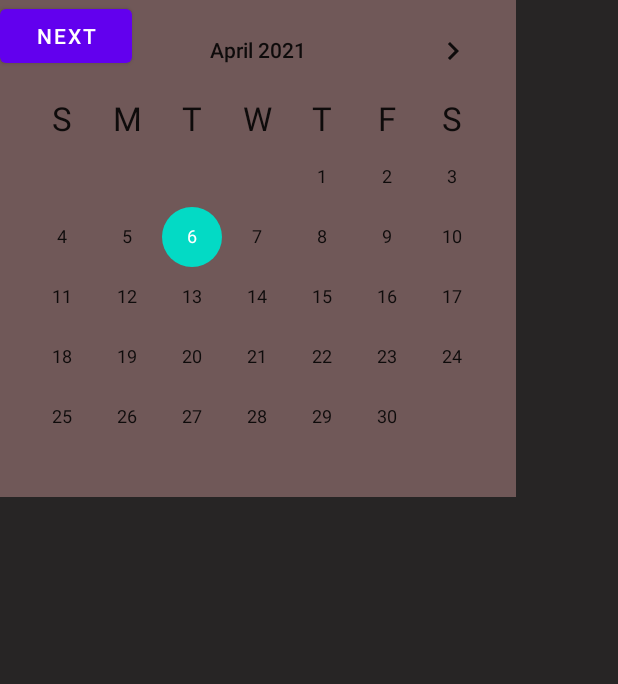
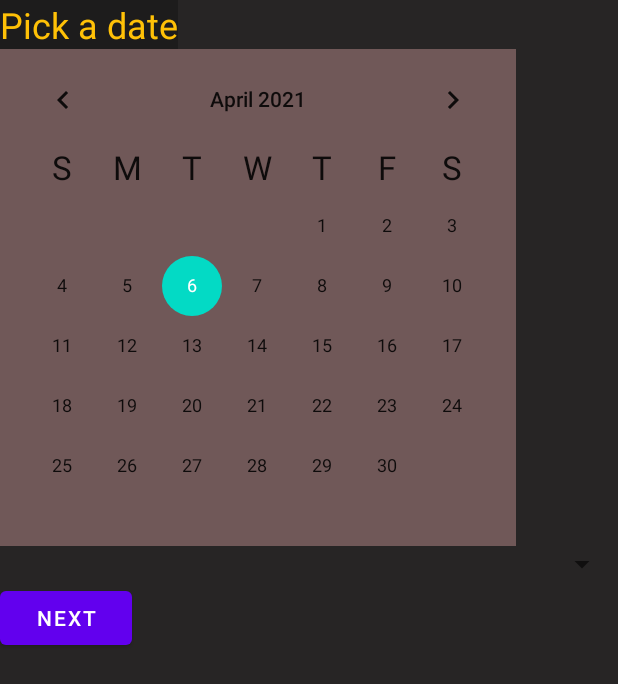
Before and after one commit to jiajack001/CNIT425_BlackBoardReborn, an Android app: the layout sign_up_page.xml on its own in the app's theme, with its tools: preview values and no code run, on a phone screen of 412 x 824 dp. Shown: the top 684 px of the screen. Run offline under Robolectric (Android 15) with nearby library versions, the phone set to English and light mode, and no system bars.

Commit message:
Update Project

```diff
--- a/app/build.gradle
+++ b/app/build.gradle
@@ -39,5 +39,5 @@ dependencies {
     implementation platform('com.google.firebase:firebase-bom:26.8.0')
     implementation 'com.google.firebase:firebase-analytics'
     implementation 'com.google.firebase:firebase-auth'
-    implementation 'com.google.firebase:firebase-firestore'
+    implementation 'com.google.firebase:firebase-database'
 }
--- a/app/src/main/java/com/cnit355/cnit425_blackboard/SignUpActivity.java
+++ b/app/src/main/java/com/cnit355/cnit425_blackboard/SignUpActivity.java
@@ -1,7 +1,6 @@
 package com.cnit355.cnit425_blackboard;
 
 import android.os.Bundle;
-import android.view.View;
 import android.widget.Button;
 import android.widget.CalendarView;
 
@@ -19,7 +18,7 @@ public class SignUpActivity extends AppCompatActivity {
         super.onCreate(savedInstanceState);
         setContentView(R.layout.sign_up_page);
 
-        signUpCalendarView = findViewById(R.id.signUpCalendarView);
+        signUpCalendarView = findViewById(R.id.calendarRegister);
         signUpCalendarView.setClickable(true);
 
         Date date = new Date();
--- a/app/src/main/res/layout/activity_main.xml
+++ b/app/src/main/res/layout/activity_main.xml
@@ -19,7 +19,7 @@
         app:layout_constraintVertical_bias="0.3">
 
         <ImageView
-            android:id="@+id/imageView"
+            android:id="@+id/imgLogo"
             android:layout_width="303dp"
             android:layout_height="275dp"
             android:layout_marginTop="20dp"
@@ -61,7 +61,7 @@
                 android:layout_height="wrap_content"
                 android:layout_marginStart="30dp"
                 android:layout_marginEnd="30dp"
-                android:onClick="btnSignUpOnClick"
+                android:onClick="btnSignInOnClick"
                 android:text="Login" />
 
             <Button
@@ -69,6 +69,7 @@
                 android:layout_width="wrap_content"
                 android:layout_height="wrap_content"
                 android:layout_marginStart="30dp"
+                android:onClick="btnSignUpOnClick"
                 android:text="Sign up" />
 
         </LinearLayout>
--- a/app/src/main/res/layout/sign_up_page.xml
+++ b/app/src/main/res/layout/sign_up_page.xml
@@ -6,44 +6,38 @@
     android:layout_height="match_parent"
     android:background="#272525">
 
+    <LinearLayout
+        android:layout_width="match_parent"
+        android:layout_height="match_parent"
+        android:orientation="vertical">
+
         <TextView
-        android:id="@+id/textView2"
+            android:id="@+id/tagPickDateTime"
             android:layout_width="wrap_content"
             android:layout_height="wrap_content"
             android:background="#1D1C1C"
             android:text="Pick a date"
             android:textColor="#FFC107"
-        android:textSize="24sp"
-        tools:layout_editor_absoluteX="146dp"
-        tools:layout_editor_absoluteY="109dp" />
-
-    <Button
-        android:id="@+id/signUpButton"
-        android:layout_width="wrap_content"
-        android:layout_height="wrap_content"
-        android:text="Next"
-        tools:layout_editor_absoluteX="159dp"
-        tools:layout_editor_absoluteY="627dp" />
-
-    <TextView
-        android:id="@+id/textView20"
-        android:layout_width="wrap_content"
-        android:layout_height="wrap_content"
-        android:background="#1D1C1C"
-        android:text="Vaccination Sign Up"
-        android:textColor="#FFC107"
-        android:textSize="24sp"
-        tools:layout_editor_absoluteX="99dp"
-        tools:layout_editor_absoluteY="29dp" />
+            android:textSize="24sp" />
 
         <CalendarView
-        android:id="@+id/signUpCalendarView"
+            android:id="@+id/calendarRegister"
             android:layout_width="344dp"
             android:layout_height="331dp"
             android:background="#705858"
             android:focusedMonthDateColor="#AEA0A0"
-        android:weekDayTextAppearance="@style/TextAppearance.AppCompat.Large"
-        tools:layout_editor_absoluteX="33dp"
-        tools:layout_editor_absoluteY="186dp" />
+            android:weekDayTextAppearance="@style/TextAppearance.AppCompat.Large" />
+
+        <Spinner
+            android:id="@+id/spinTime"
+            android:layout_width="match_parent"
+            android:layout_height="wrap_content" />
+
+        <Button
+            android:id="@+id/btnRegister"
+            android:layout_width="wrap_content"
+            android:layout_height="wrap_content"
+            android:text="Next" />
+    </LinearLayout>
 
 </androidx.constraintlayout.widget.ConstraintLayout>
```
Also changed, not shown: app/src/main/java/com/cnit355/cnit425_blackboard/MainActivity.java (+16 -3 lines). Lines whose indentation alone changed are shown as unchanged.
